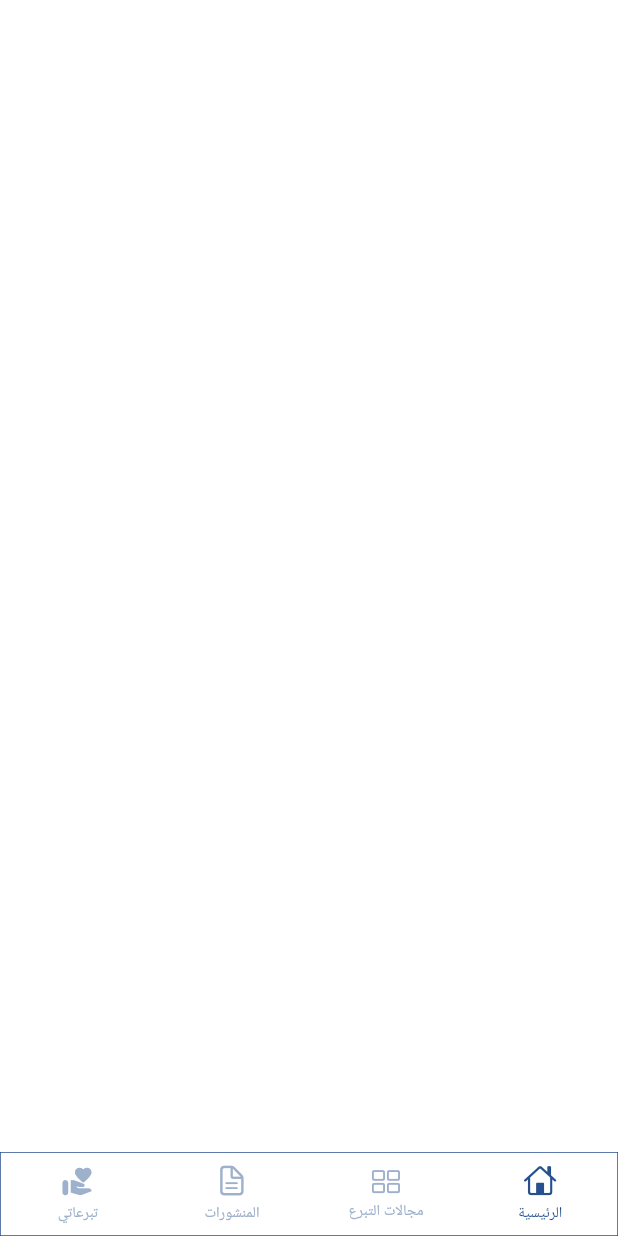
After one commit to ZiadElsaadany/Graduation-Project-Flutter, a Flutter app: the NavBarView screen opened by its route, on a phone screen of 412 x 824 dp. The commit adds this screen. Run offline on Flutter 3.47's test engine with Material 3 defaults, Android fonts, the phone set to English and light mode, and no system bars; drawn by our look-alikes of persistent_bottom_nav_bar; our stand-ins replace flutter_screenutil, go_router, google_fonts.

Commit message:
Create Nav bar

```diff
--- a/lib/core/utls/colors.dart
+++ b/lib/core/utls/colors.dart
@@ -1,12 +1,11 @@
 import 'package:flutter/material.dart';
 
 abstract class AppColors {
-
-
-  static const Color white = Colors.white ;
-  static const Color black = Colors.black ;
-  static const Color mainColor  = Color(0xff26508E);
-  static const Color text1  = Color(0xff515057);
-  static const Color text2  = Color(0xff727177);
-  static const Color text3  = Color(0xff6582AD);
+  static const Color white = Colors.white;
+  static const Color black = Colors.black;
+  static const Color mainColor = Color(0xff26508E);
+  static const Color text1 = Color(0xff515057);
+  static const Color text2 = Color(0xff727177);
+  static const Color text3 = Color(0xff6582AD);
+  static Color lightBlue = const Color(0xff92A7C6).withOpacity(0.9);
 }
--- a/lib/core/utls/routers.dart
+++ b/lib/core/utls/routers.dart
@@ -1,11 +1,8 @@
-
-
 import 'package:go_router/go_router.dart';
 
-abstract class AppRouter  {
+import '../../features/home/presentation/view/nav_bar/nav_bar.dart';
 
-
-
+abstract class AppRouter {
   static final router = GoRouter(
     routes: [
       // GoRoute(
@@ -13,6 +10,10 @@ abstract class AppRouter  {
       //   builder: (context, state) => const SplashScreen(),
       // ),
 
+      GoRoute(
+        path: '/navBar',
+        builder: (context, state) => const NavBarView(),
+      ),
     ],
   );
 }
--- a/lib/core/utls/text.dart
+++ b/lib/core/utls/text.dart
@@ -1,7 +1,27 @@
 abstract class AppText {
+  static const String donate = "تبرع عن بعد";
 
-  static const String  donate= "تبرع عن بعد";
-
-
-
+  static const String home = "الرئيسية";
+  static const String posts = "المنشورات";
+  static const String myDonation = "تبرعاتي";
+  static const String donationFields = "مجالات التبرع";
+  static const String search = "البحث ..";
+  static const String charities = "الجمعيات الخيرية";
+  static const String carouselTitle = "الصدقة.. خيرٌ لا ينقطع";
+  static const String carouselSubTitle =
+      "الصدقة سببٌ في نشر السعادة والسرور في قلوب \nالمساكين، و هي من أفضل الأعمال.";
+  static const String emergency = "الحالات الطارئة";
+  static const String donateNow = "تبرع الان";
+  static const String misrElkher = "مصر الخير";
+  static const String ahlMisr = "اهل مصر";
+  static const String bedayaCharity = "بداية الأعمال الخيرية";
+  static const String elhalalAlahmar = "الهلال الأحمر المصري";
+  static const String ahlMisrFoundation = "مؤسسة أهل مصر";
+  static const String definitionCampaign =
+      "شهدت مصر توافد كبير من الشعب في حملة موسعة\n للتبرع بالدم دعما للشعب الفلسطيني، تزامنا مع تعرض\n قطاع غزة لتصعيد عسكري إسرائيلي عنيف تحت رعاية \nمؤسسة أهل مصر.";
+  static const String knowMore = "اعرف أكتر";
+  static const String writePost = "كتابة منشور ..";
+  static const String dayAgo = "منذ يوم";
+  static const String postText =
+      "هناك حقيقة مثبتة منذ زمن طويل وهي أن المحتوى المقروء\n لصفحة ما سيلهي القارئ عن التركيز على الشكل الخارجي للنص .";
 }
--- /dev/null
+++ b/lib/features/home/presentation/view/nav_bar/nav_bar.dart
@@ -0,0 +1,95 @@
+import 'package:aoun_tu/core/utls/colors.dart';
+import 'package:aoun_tu/core/utls/text.dart';
+import 'package:flutter/cupertino.dart';
+import 'package:flutter/material.dart';
+import 'package:persistent_bottom_nav_bar/persistent_tab_view.dart';
+
+class NavBarView extends StatefulWidget {
+  const NavBarView({super.key});
+
+  @override
+  State<NavBarView> createState() => _NavBarViewState();
+}
+
+class _NavBarViewState extends State<NavBarView> {
+  final _controller = PersistentTabController(initialIndex: 3);
+  List<Widget> _buildScreens() {
+    return [
+      Container(),
+      Container(),
+      Container(),
+      Container(),
+    ];
+  }
+
+  List<PersistentBottomNavBarItem> _navBarsItems() {
+    return [
+      PersistentBottomNavBarItem(
+        icon: const Icon(Icons.volunteer_activism_rounded),
+        title: AppText.myDonation,
+        activeColorPrimary: AppColors.mainColor,
+        inactiveColorPrimary: AppColors.lightBlue,
+        iconSize: 22,
+        textStyle: const TextStyle(fontSize: 10),
+      ),
+      PersistentBottomNavBarItem(
+        icon: const Icon(CupertinoIcons.doc_text),
+        title: AppText.posts,
+        activeColorPrimary: AppColors.mainColor,
+        inactiveColorPrimary: AppColors.lightBlue,
+        iconSize: 22,
+        textStyle: const TextStyle(fontSize: 10),
+      ),
+      PersistentBottomNavBarItem(
+        icon: const Icon(CupertinoIcons.rectangle_grid_2x2),
+        title: AppText.donationFields,
+        activeColorPrimary: AppColors.mainColor,
+        inactiveColorPrimary: AppColors.lightBlue,
+        iconSize: 20,
+        textStyle: const TextStyle(fontSize: 10),
+      ),
+      PersistentBottomNavBarItem(
+        icon: const Icon(CupertinoIcons.house),
+        title: AppText.home,
+        activeColorPrimary: AppColors.mainColor,
+        inactiveColorPrimary: AppColors.lightBlue,
+        iconSize: 22,
+        textStyle: const TextStyle(fontSize: 10),
+      ),
+    ];
+  }
+
+  @override
+  Widget build(BuildContext context) {
+    return Scaffold(
+      body: PersistentTabView(
+        context,
+        controller: _controller,
+        screens: _buildScreens(),
+        items: _navBarsItems(),
+        confineInSafeArea: true,
+        backgroundColor: AppColors.white,
+        handleAndroidBackButtonPress: true,
+        resizeToAvoidBottomInset: true,
+        stateManagement: true,
+        hideNavigationBarWhenKeyboardShows: true,
+        decoration: NavBarDecoration(
+          colorBehindNavBar: AppColors.white,
+          border: Border.all(color: AppColors.mainColor, width: 0.5),
+        ),
+        popAllScreensOnTapOfSelectedTab: true,
+        popActionScreens: PopActionScreensType.all,
+        itemAnimationProperties: const ItemAnimationProperties(
+          duration: Duration(milliseconds: 200),
+          curve: Curves.ease,
+        ),
+        screenTransitionAnimation: const ScreenTransitionAnimation(
+          animateTabTransition: true,
+          curve: Curves.ease,
+          duration: Duration(milliseconds: 200),
+        ),
+        navBarStyle: NavBarStyle.style6,
+      ),
+    );
+  }
+}
--- a/lib/main.dart
+++ b/lib/main.dart
@@ -8,9 +8,7 @@ void main() {
 }
 
 class AounApp extends StatelessWidget {
-  const AounApp
-
-  ({super.key});
+  const AounApp({super.key});
 
   // This widget is the root of your application.
   @override
@@ -19,10 +17,10 @@ class AounApp extends StatelessWidget {
         designSize: const Size(360, 690),
         minTextAdapt: true,
         splitScreenMode: true,
-      builder: (_,context) {
-
+        builder: (_, context) {
           return MaterialApp.router(
             routerConfig: AppRouter.router,
+            locale: Locale("ar"),
             title: 'Flutter Demo',
             theme: ThemeData(
               // This is the theme of your application.
@@ -44,7 +42,6 @@ class AounApp extends StatelessWidget {
               useMaterial3: true,
             ),
           );
-      }
-    );
+        });
   }
 }
```
Also changed, not shown: pubspec.yaml (+11 -18 lines), pubspec.lock, 1 other file. Lines whose indentation alone changed are shown as unchanged.
